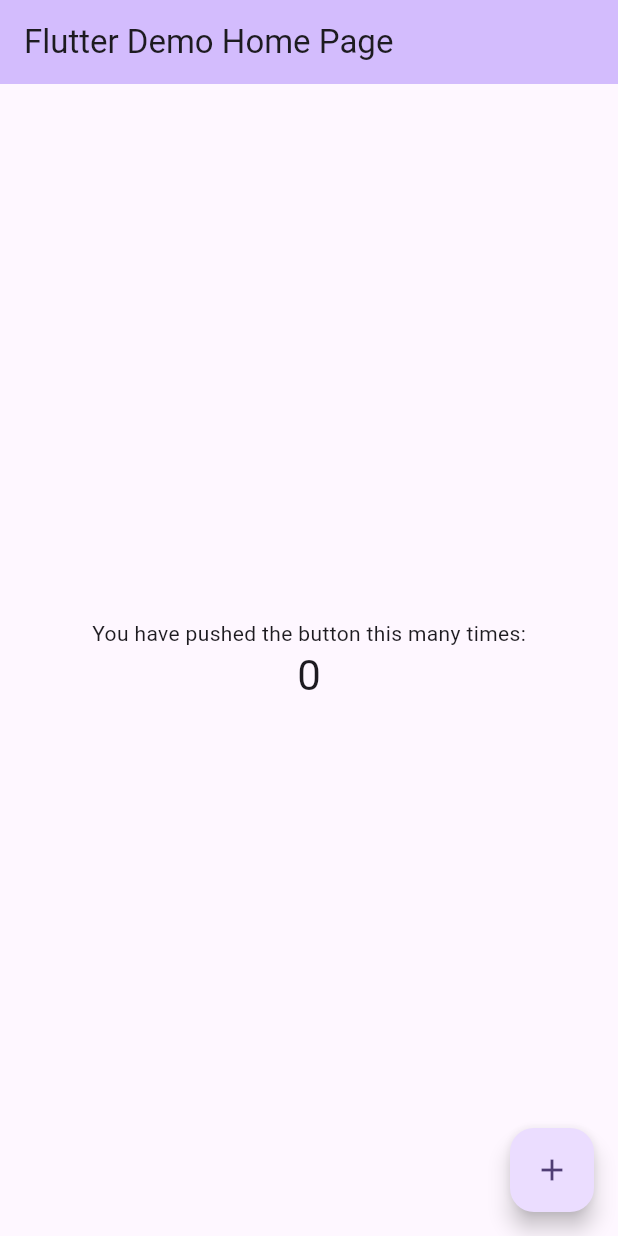
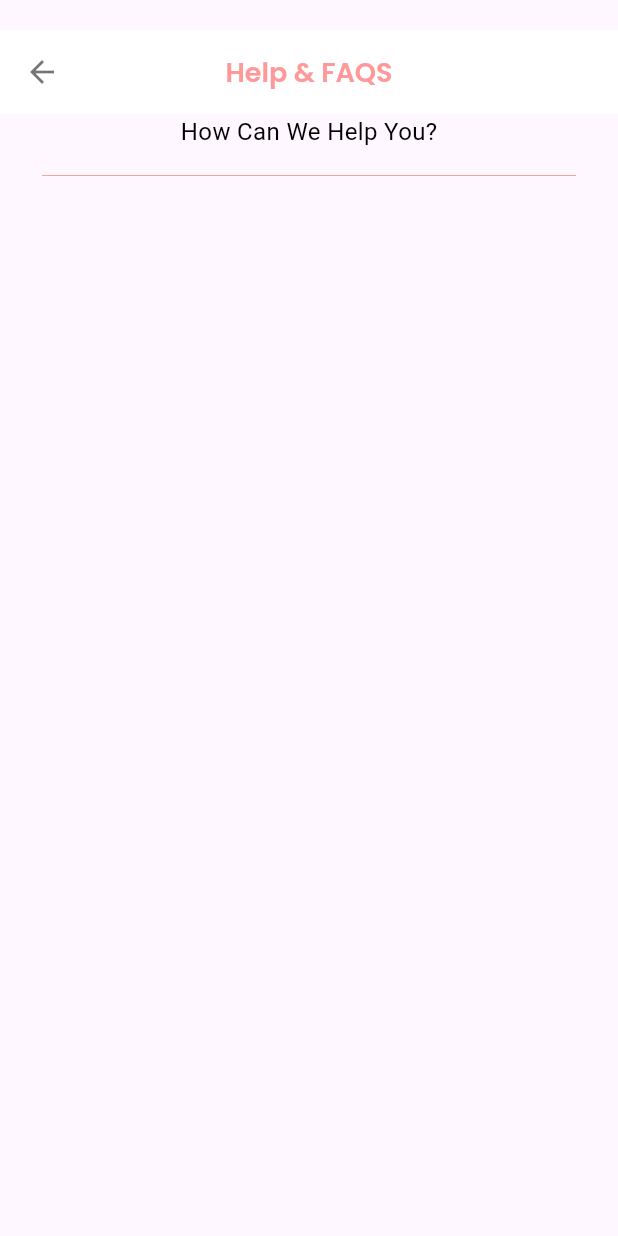
Before and after one commit to hlakhaled/customer-service, a Flutter app: the screen it shows after launch, on a phone screen of 412 x 824 dp. Run offline on Flutter 3.47's test engine with Material 3 defaults, Android fonts, the phone set to English and light mode, and no system bars; our stand-ins replace get, google_fonts.

Commit message:
create custom app bar and apply screen styles

```diff
--- /dev/null
+++ b/lib/core/constatnts/app_colors.dart
@@ -0,0 +1,12 @@
+import 'package:flutter/material.dart';
+
+class AppColors {
+  static const Color white = Colors.white;
+  static const Color black = Colors.black;
+  static const Color black54 = Colors.black54;
+  static const Color salmon = Color(0xFFFF9999);
+  static const Color terracotta = Color(0xFFE2725B);
+  static const Color brownRosy = Color(0xFFB87333);
+  static const Color beige = Color(0xFFF5F5DC);
+  static const Color orangeDark = Color(0xFFCC5500);
+}
--- /dev/null
+++ b/lib/core/utils/styles.dart
@@ -0,0 +1,72 @@
+import 'package:customer_service/core/constatnts/app_colors.dart';
+import 'package:flutter/material.dart';
+import 'package:google_fonts/google_fonts.dart';
+
+abstract class Styles {
+  //  titles (Customer Service, Help & FAQs, Contact Us, Chat)
+  static final textStyle18 = TextStyle(
+    fontSize: 18,
+    fontWeight: FontWeight.w600,
+    fontFamily: GoogleFonts.poppins().fontFamily,
+    color: AppColors.salmon,
+  );
+
+  //  welcome message on Customer Service screen
+  static final textStyle24 = TextStyle(
+    fontSize: 24,
+    fontWeight: FontWeight.w700,
+    fontFamily: GoogleFonts.poppins().fontFamily,
+    color: AppColors.black,
+  );
+
+  // Style for description text on Customer Service screen and general body text
+  static final textStyle16 = TextStyle(
+    fontSize: 16,
+    fontWeight: FontWeight.w400,
+    fontFamily: GoogleFonts.roboto().fontFamily,
+    color: AppColors.black,
+  );
+
+  // Style for tab labels in Help & FAQs screen and contact method titles
+  static final textStyle16Bold = TextStyle(
+    fontSize: 16,
+    fontWeight: FontWeight.w600,
+    fontFamily: GoogleFonts.poppins().fontFamily,
+    color: AppColors.black,
+  );
+
+  // Style for FAQ answers, contact details, and search bar hint text
+  static final textStyle14 = TextStyle(
+    fontSize: 14,
+    fontWeight: FontWeight.w400,
+    fontFamily: GoogleFonts.roboto().fontFamily,
+    color: AppColors.black,
+  );
+
+  // Style for chat message text
+  static final textStyle16Regular = TextStyle(
+    fontSize: 16,
+    fontWeight: FontWeight.w400,
+    fontFamily: GoogleFonts.roboto().fontFamily,
+    color: AppColors.black,
+  );
+
+  // Style for chat sender and timestamp text
+  static final textStyle12 = TextStyle(
+    fontSize: 12,
+    fontWeight: FontWeight.w400,
+    fontFamily: GoogleFonts.roboto().fontFamily,
+    color: AppColors.black,
+  );
+
+  // Style for button text (e.g., CustomButton)
+  static final textStyle16Button = TextStyle(
+    fontSize: 16,
+    fontWeight: FontWeight.w700,
+    fontFamily: GoogleFonts.poppins().fontFamily,
+    color: AppColors.white,
+  );
+}
+
+
+const TextStyle textStyle = TextStyle();
--- /dev/null
+++ b/lib/core/widgets/custom_app_bar.dart
@@ -0,0 +1,45 @@
+import 'package:customer_service/core/constatnts/app_colors.dart';
+import 'package:customer_service/core/utils/styles.dart';
+import 'package:customer_service/core/widgets/custom_divider.dart';
+import 'package:flutter/material.dart';
+
+class CustomAppBar extends StatelessWidget implements PreferredSizeWidget {
+  const CustomAppBar({super.key});
+
+  @override
+  Widget build(BuildContext context) {
+    return Column(
+      children: [
+        AppBar(
+          backgroundColor: Colors.white,
+          elevation: 0,
+          centerTitle: true,
+          leading: IconButton(
+            icon: const Icon(
+              Icons.arrow_back_sharp,
+              color: AppColors.black54,
+            ),
+            onPressed: () {
+              Navigator.pop(context); // back navigation
+            },
+          ),
+          title: Text(
+            "Help & FAQS",
+            style: Styles.textStyle18,
+          ),
+        ),
+        Text(
+          "How Can We Help You?",
+          style: Styles.textStyle16,
+        ),
+        const SizedBox(
+          height: 10,
+        ),
+        const CustomDivider(),
+      ],
+    );
+  }
+
+  @override
+  Size get preferredSize => const Size.fromHeight(kToolbarHeight);
+}
--- /dev/null
+++ b/lib/core/widgets/custom_divider.dart
@@ -0,0 +1,18 @@
+import 'package:customer_service/core/constatnts/app_colors.dart';
+import 'package:flutter/material.dart';
+
+
+class CustomDivider extends StatelessWidget {
+  const CustomDivider({super.key});
+
+  @override
+  Widget build(BuildContext context) {
+    return const Padding(
+      padding: EdgeInsets.symmetric(horizontal: 28),
+      child: Divider(
+        color: AppColors.terracotta,
+        thickness: 0.4,
+      ),
+    );
+  }
+}
--- a/lib/main.dart
+++ b/lib/main.dart
@@ -1,4 +1,6 @@
+import 'package:customer_service/routes.dart';
 import 'package:flutter/material.dart';
+import 'package:get/get.dart';
 
 void main() {
   runApp(const MyApp());
@@ -7,119 +9,12 @@
 class MyApp extends StatelessWidget {
   const MyApp({super.key});
 
-  // This widget is the root of your application.
   @override
   Widget build(BuildContext context) {
-    return MaterialApp(
-      title: 'Flutter Demo',
-      theme: ThemeData(
-        // This is the theme of your application.
-        //
-        // TRY THIS: Try running your application with "flutter run". You'll see
-        // the application has a purple toolbar. Then, without quitting the app,
-        // try changing the seedColor in the colorScheme below to Colors.green
-        // and then invoke "hot reload" (save your changes or press the "hot
-        // reload" button in a Flutter-supported IDE, or press "r" if you used
-        // the command line to start the app).
-        //
-        // Notice that the counter didn't reset back to zero; the application
-        // state is not lost during the reload. To reset the state, use hot
-        // restart instead.
-        //
-        // This works for code too, not just values: Most code changes can be
-        // tested with just a hot reload.
-        colorScheme: ColorScheme.fromSeed(seedColor: Colors.deepPurple),
-        useMaterial3: true,
-      ),
-      home: const MyHomePage(title: 'Flutter Demo Home Page'),
+    return GetMaterialApp(
+      initialRoute: AppRoutes.customerService,
+      getPages: AppPages.routes,
+      debugShowCheckedModeBanner: false,
     );
   }
 }
-
-class MyHomePage extends StatefulWidget {
-  const MyHomePage({super.key, required this.title});
-
-  // This widget is the home page of your application. It is stateful, meaning
-  // that it has a State object (defined below) that contains fields that affect
-  // how it looks.
-
-  // This class is the configuration for the state. It holds the values (in this
-  // case the title) provided by the parent (in this case the App widget) and
-  // used by the build method of the State. Fields in a Widget subclass are
-  // always marked "final".
-
-  final String title;
-
-  @override
-  State<MyHomePage> createState() => _MyHomePageState();
-}
-
-class _MyHomePageState extends State<MyHomePage> {
-  int _counter = 0;
-
-  void _incrementCounter() {
-    setState(() {
-      // This call to setState tells the Flutter framework that something has
-      // changed in this State, which causes it to rerun the build method below
-      // so that the display can reflect the updated values. If we changed
-      // _counter without calling setState(), then the build method would not be
-      // called again, and so nothing would appear to happen.
-      _counter++;
-    });
-  }
-
-  @override
-  Widget build(BuildContext context) {
-    // This method is rerun every time setState is called, for instance as done
-    // by the _incrementCounter method above.
-    //
-    // The Flutter framework has been optimized to make rerunning build methods
-    // fast, so that you can just rebuild anything that needs updating rather
-    // than having to individually change instances of widgets.
-    return Scaffold(
-      appBar: AppBar(
-        // TRY THIS: Try changing the color here to a specific color (to
-        // Colors.amber, perhaps?) and trigger a hot reload to see the AppBar
-        // change color while the other colors stay the same.
-        backgroundColor: Theme.of(context).colorScheme.inversePrimary,
-        // Here we take the value from the MyHomePage object that was created by
-        // the App.build method, and use it to set our appbar title.
-        title: Text(widget.title),
-      ),
-      body: Center(
-        // Center is a layout widget. It takes a single child and positions it
-        // in the middle of the parent.
-        child: Column(
-          // Column is also a layout widget. It takes a list of children and
-          // arranges them vertically. By default, it sizes itself to fit its
-          // children horizontally, and tries to be as tall as its parent.
-          //
-          // Column has various properties to control how it sizes itself and
-          // how it positions its children. Here we use mainAxisAlignment to
-          // center the children vertically; the main axis here is the vertical
-          // axis because Columns are vertical (the cross axis would be
-          // horizontal).
-          //
-          // TRY THIS: Invoke "debug painting" (choose the "Toggle Debug Paint"
-          // action in the IDE, or press "p" in the console), to see the
-          // wireframe for each widget.
-          mainAxisAlignment: MainAxisAlignment.center,
-          children: <Widget>[
-            const Text(
-              'You have pushed the button this many times:',
-            ),
-            Text(
-              '$_counter',
-              style: Theme.of(context).textTheme.headlineMedium,
-            ),
-          ],
-        ),
-      ),
-      floatingActionButton: FloatingActionButton(
-        onPressed: _incrementCounter,
-        tooltip: 'Increment',
-        child: const Icon(Icons.add),
-      ), // This trailing comma makes auto-formatting nicer for build methods.
-    );
-  }
-}
--- /dev/null
+++ b/lib/modules/customer_service_module/bindings/customer_service_binding.dart
@@ -0,0 +1,9 @@
+import 'package:get/get.dart';
+import '../controllers/customer_service_controller.dart';
+
+class CustomerServiceBinding extends Bindings {
+  @override
+  void dependencies() {
+    Get.lazyPut<CustomerServiceController>(() => CustomerServiceController());
+  }
+}
--- /dev/null
+++ b/lib/modules/customer_service_module/controllers/customer_service_controller.dart
@@ -0,0 +1,12 @@
+import 'package:customer_service/routes.dart';
+import 'package:get/get.dart';
+
+class CustomerServiceController extends GetxController {
+  void navigateToHelpFaqs() {
+    Get.toNamed(AppRoutes.helpFaqs);
+  }
+
+  void navigateToContactUs() {
+    Get.toNamed(AppRoutes.contactUs);
+  }
+}
--- /dev/null
+++ b/lib/modules/customer_service_module/views/customer_service_screen.dart
@@ -0,0 +1,14 @@
+
+import 'package:customer_service/modules/customer_service_module/views/widgets/customer_service_body.dart';
+import 'package:flutter/material.dart';
+
+class CustomerServiceScreen extends StatelessWidget {
+  const CustomerServiceScreen({super.key});
+
+  @override
+  Widget build(BuildContext context) {
+    return const Scaffold(
+      body: SafeArea(child: CustomerServiceBody()),
+    );
+  }
+}
--- /dev/null
+++ b/lib/modules/customer_service_module/views/widgets/customer_service_body.dart
@@ -0,0 +1,21 @@
+import 'package:customer_service/core/widgets/custom_app_bar.dart';
+import 'package:flutter/widgets.dart';
+
+class CustomerServiceBody extends StatelessWidget {
+  const CustomerServiceBody({super.key});
+
+  @override
+  Widget build(BuildContext context) {
+    return const CustomScrollView(
+      slivers: [
+        SliverToBoxAdapter(
+            child: Padding(
+          padding: EdgeInsets.only(
+            top: 20,
+          ),
+          child: CustomAppBar(),
+        ))
+      ],
+    );
+  }
+}
--- /dev/null
+++ b/lib/routes.dart
@@ -0,0 +1,30 @@
+import 'package:customer_service/modules/customer_service_module/bindings/customer_service_binding.dart';
+import 'package:customer_service/modules/customer_service_module/views/customer_service_screen.dart';
+import 'package:get/get.dart';
+
+class AppPages {
+  static final routes = [
+    GetPage(
+      name: AppRoutes.customerService,
+      page: () => const CustomerServiceScreen(),
+      binding: CustomerServiceBinding(),
+    ),
+    // GetPage(
+    //   name: AppRoutes.helpFaqs,
+    //   page: () => HelpFaqsView(),
+    //   binding: HelpFaqsBinding(),
+    // ),
+    // GetPage(
+    //   name: AppRoutes.contactUs,
+    //   page: () => ContactUsView(),
+    //   binding: ContactUsBinding(),
+    // ),
+  ];
+}
+
+class AppRoutes {
+  static const String customerService = '/customer_service';
+  static const String helpFaqs = '/help_faqs';
+  static const String contactUs = '/contact_us';
+  static const String chat = '/chat';
+}
```
Also changed, not shown: pubspec.yaml (+4 -17 lines), pubspec.lock, 1 other file.
